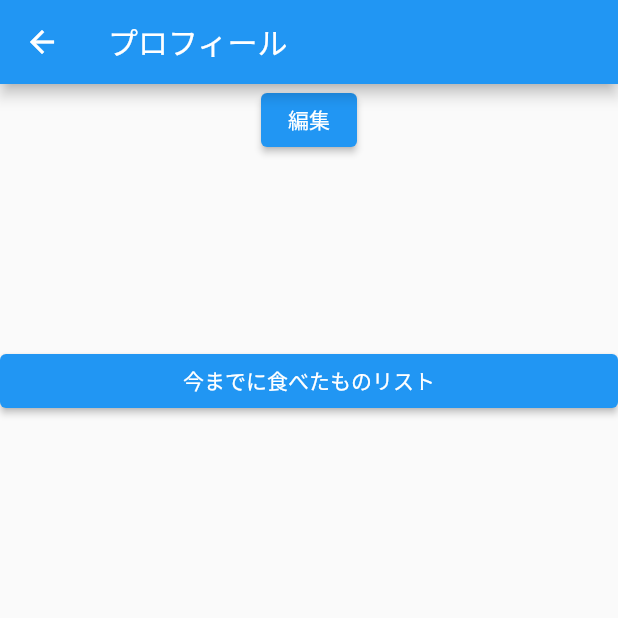
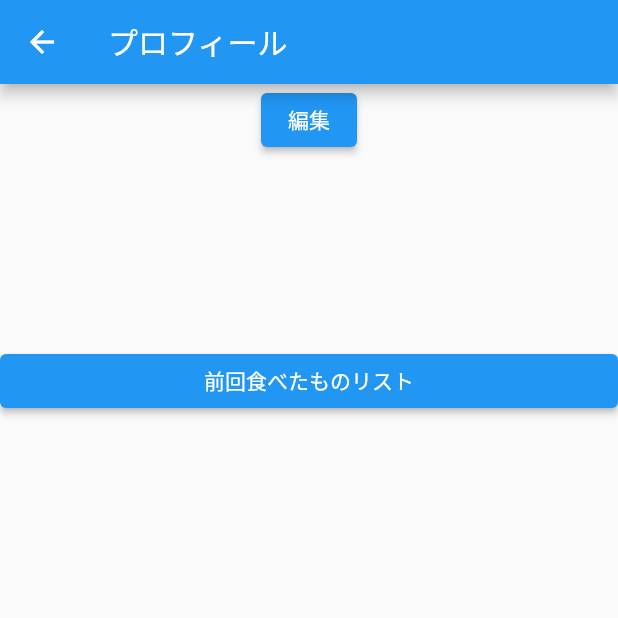
Before and after one commit to kawasaki-create/LocalSushiMemo, a Flutter app: the Profile screen opened directly, on a phone screen of 412 x 824 dp, the top half of it. Run offline on Flutter 3.47's test engine with Material 2 defaults, Android fonts, the phone set to English and light mode, and no system bars; our stand-ins replace cloud_firestore, firebase_auth, firebase_core, firebase_remote_config, firebase_storage, font_awesome_flutter and 7 more; missing offline and left inert: dart:ffi, universal_html, version; accounts and stored records are empty; network calls fail.

Commit message:
リリース前最終調整

```diff
--- a/lib/VersionCheckService.dart
+++ b/lib/VersionCheckService.dart
@@ -139,7 +139,7 @@ void _launchURL(String url) async {
 ///新しいやつ
 /// 強制アップデートダイアログを出す為のダミーに近いStatefulWidget
 class Updater extends StatefulWidget {
-  Updater({Key? key, required this.appStoreUrl, required this.playStoreUrl}) : super(key: key);
+  Updater({Key? key, required this.appStoreUrl,  required this.playStoreUrl}) : super(key: key);
   final String appStoreUrl;
   final String playStoreUrl;
   @override
@@ -147,7 +147,7 @@ class Updater extends StatefulWidget {
 }
 
   class _UpdaterState extends State<Updater> {
-  _UpdaterState({required this.appStoreUrl, required this.playStoreUrl});
+  _UpdaterState({required this.appStoreUrl,  required this.playStoreUrl});
   final String appStoreUrl;
   final String playStoreUrl;
 
--- a/lib/main.dart
+++ b/lib/main.dart
@@ -38,6 +38,7 @@ class bodyContents extends StatelessWidget {
       child: ElevatedButton(
         child: Text('ログインページへ移動'),
         onPressed: (){
+          Updater(playStoreUrl: 'https://rinpos.com', appStoreUrl: 'https://kawasaki-create.com',);
           Navigator.push(context,MaterialPageRoute(
               builder:(context) => LoginPage()
           ));
--- a/lib/routes/notice_route.dart
+++ b/lib/routes/notice_route.dart
@@ -303,7 +303,7 @@ class _ProfileState extends State<Profile> {
                       }
                     });
                   },
-                  child: Text('今までに食べたものリスト'),
+                  child: Text('前回食べたものリスト'),
                 ),
               ),
                   Center(
```
Also changed, not shown: lib/login_page.dart (+0 -19 lines), 3 other files.
